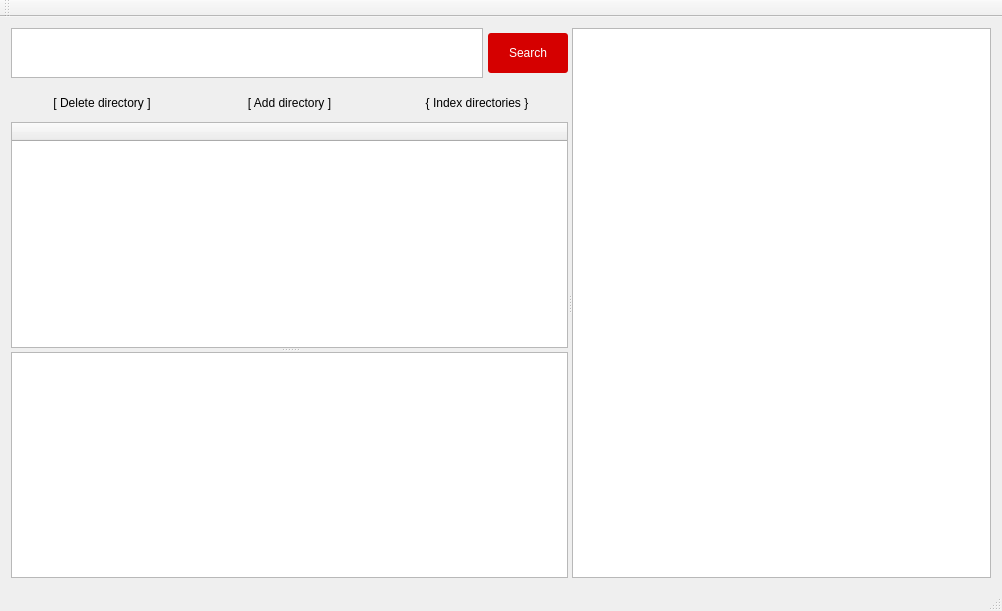
Old version of the form mainwindow.ui in the repository vsklamm/qqipa.
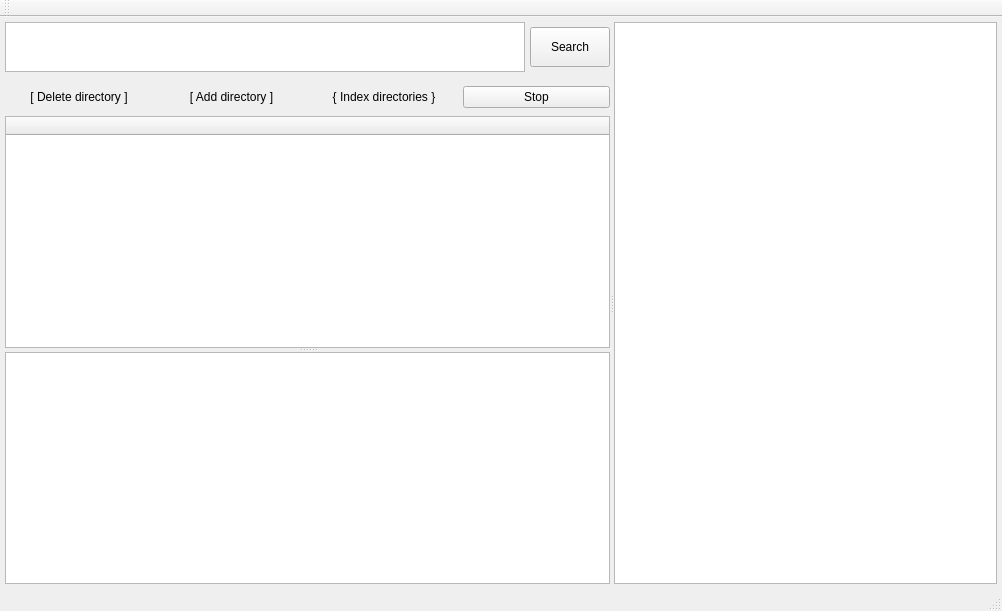
New version of the form. Icons and pictures are not drawn. Custom widgets are drawn as their Qt base class.

```diff
--- a/mainwindow.ui
+++ b/mainwindow.ui
@@ -19,6 +19,21 @@
   </property>
   <widget class="QWidget" name="centralWidget">
    <layout class="QVBoxLayout" name="verticalLayout_2">
+    <property name="spacing">
+     <number>5</number>
+    </property>
+    <property name="leftMargin">
+     <number>5</number>
+    </property>
+    <property name="topMargin">
+     <number>5</number>
+    </property>
+    <property name="rightMargin">
+     <number>5</number>
+    </property>
+    <property name="bottomMargin">
+     <number>5</number>
+    </property>
     <item>
      <widget class="QSplitter" name="splitter">
       <property name="orientation">
@@ -120,13 +135,7 @@
                  </size>
                 </property>
                 <property name="styleSheet">
-                 <string notr="true">QPushButton
-{
-  color: white;
-  background-color: #d50000;
-  border-width: 0px;
-  border-radius: 3px;
-}</string>
+                 <string notr="true"/>
                 </property>
                 <property name="text">
                  <string>Search</string>
@@ -208,6 +217,13 @@
                 </property>
                </widget>
               </item>
+              <item>
+               <widget class="QPushButton" name="stopIndexingButton">
+                <property name="text">
+                 <string>Stop</string>
+                </property>
+               </widget>
+              </item>
              </layout>
             </widget>
            </item>
```
